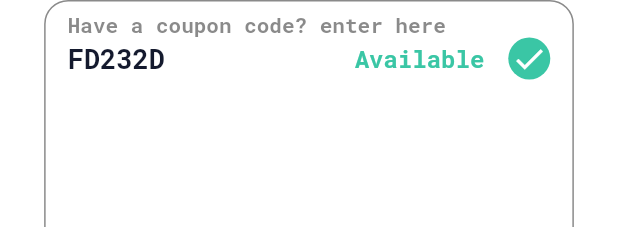
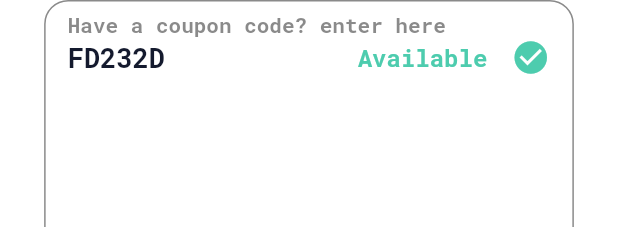
Before and after one commit to Ibrahimfathi96/ShopSavvy, a Flutter app: the CartCoupon widget shown alone on an empty page, opened directly, on a phone screen of 412 x 824 dp. Shown: the top 227 px of the screen. Run offline on Flutter 3.47's test engine with Material 2 defaults, Android fonts, the phone set to English and light mode, and no system bars; our stand-ins replace cached_network_image, dartz, firebase_auth, firebase_core, firebase_messaging, flutter_otp_text_field and 6 more; accounts and stored records are empty; project files that could hold a hidden picture were left out.

Commit message:
[FEATURE] Retouch

```diff
--- a/lib/view/widget/cart_widgets/cart_coupon_widget.dart
+++ b/lib/view/widget/cart_widgets/cart_coupon_widget.dart
@@ -19,10 +19,10 @@ class CartCoupon extends StatelessWidget {
           color: AppColors.grey,
         ),
       ),
-      child: const Column(
+      child: Column(
         crossAxisAlignment: CrossAxisAlignment.stretch,
         children: [
-          Text(
+          const Text(
             "Have a coupon code? enter here",
             textAlign: TextAlign.start,
             style: TextStyle(
@@ -33,7 +33,7 @@ class CartCoupon extends StatelessWidget {
           Row(
             mainAxisAlignment: MainAxisAlignment.spaceBetween,
             children: [
-              Text(
+              const Text(
                 "FD232D",
                 style: TextStyle(
                   fontSize: 18,
@@ -45,19 +45,15 @@ class CartCoupon extends StatelessWidget {
                   Text(
                     "Available",
                     style: TextStyle(
-                      color: Color(0xFF3AC6A5),
+                      color: const Color(0xFF3AC6A5).withOpacity(0.9),
                     ),
                   ),
-                  SizedBox(
+                  const SizedBox(
                     width: 16,
                   ),
-                  CircleAvatar(
-                    radius: 14,
-                    backgroundColor: Color(0xFF3AC6A5),
-                    child: Icon(
-                      Icons.done,
-                      color: Colors.white,
-                    ),
+                  Icon(
+                    Icons.check_circle,size: 26,
+                    color: const Color(0xFF3AC6A5).withOpacity(0.9),
                   ),
                 ],
               )
--- a/lib/view/widget/product_details_widgets/product_display_stack.dart
+++ b/lib/view/widget/product_details_widgets/product_display_stack.dart
@@ -26,7 +26,7 @@ class ProductDisplayStack extends GetView<ProductDetailsControllerImp> {
                 padding: const EdgeInsets.all(16),
               ),
               Positioned(
-                bottom: -10,
+                bottom: 2,
                 left: Get.width / 8,
                 right: Get.width / 8,
                 child: Hero(
@@ -34,7 +34,7 @@ class ProductDisplayStack extends GetView<ProductDetailsControllerImp> {
                   child: CachedNetworkImage(
                     imageUrl:
                     '${AppLink.imagesItems}/${controller.itemsMd.itemsImage!}',
-                    height: Get.height / 3,
+                    height: Get.height / 3.5,
                     width: Get.width,
                     fit: BoxFit.fill,
                   ),
```
Also changed, not shown: lib/view/screen/cart/cart_view.dart (+6 -4 lines).
